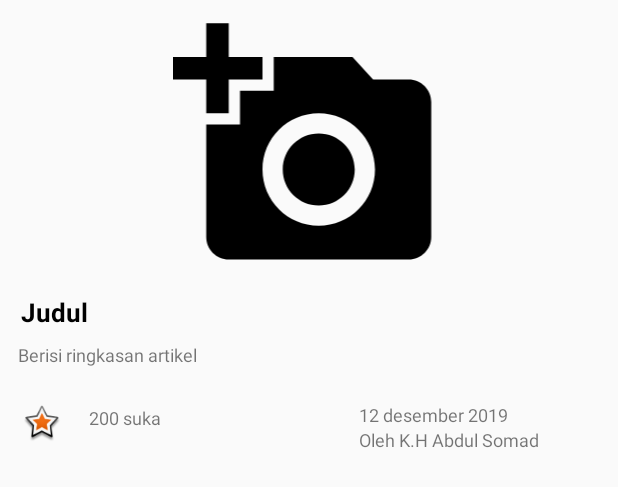
After one commit to ShoumHome-FinalProjectIF18A/shoumhome, an Android app: the layout list_artikel.xml on its own in the app's theme, with its tools: preview values and no code run, on a phone screen of 412 x 824 dp. The commit adds this screen. Shown: the top 487 px of the screen. Run offline under Robolectric (Android 15) with nearby library versions, the phone set to English and light mode, and no system bars.

Commit message:
pembuatan recyclerview list artikel
1. Membuat desain activity list artikel islamiah
2.  Membuat recycler view list artikel
3. Membuat listArtikelAdapter

```diff
--- /dev/null
+++ b/ShoumHome-android/app/src/main/res/drawable/foto.xml
@@ -0,0 +1,9 @@
+<vector xmlns:android="http://schemas.android.com/apk/res/android"
+        android:width="24dp"
+        android:height="24dp"
+        android:viewportWidth="24.0"
+        android:viewportHeight="24.0">
+    <path
+        android:fillColor="#FF000000"
+        android:pathData="M3,4L3,1h2v3h3v2L5,6v3L3,9L3,6L0,6L0,4h3zM6,10L6,7h3L9,4h7l1.83,2L21,6c1.1,0 2,0.9 2,2v12c0,1.1 -0.9,2 -2,2L5,22c-1.1,0 -2,-0.9 -2,-2L3,10h3zM13,19c2.76,0 5,-2.24 5,-5s-2.24,-5 -5,-5 -5,2.24 -5,5 2.24,5 5,5zM9.8,14c0,1.77 1.43,3.2 3.2,3.2s3.2,-1.43 3.2,-3.2 -1.43,-3.2 -3.2,-3.2 -3.2,1.43 -3.2,3.2z"/>
+</vector>
--- a/ShoumHome-android/app/src/main/res/layout/activity_maps_result.xml
+++ b/ShoumHome-android/app/src/main/res/layout/activity_maps_result.xml
@@ -110,6 +110,6 @@
 
     </LinearLayout>
 
-    <include layout="@layout/fragment_maps"/>
+    <include layout="@layout/fragment_maps" />
 
 </LinearLayout>
--- /dev/null
+++ b/ShoumHome-android/app/src/main/res/layout/list_artikel.xml
@@ -0,0 +1,116 @@
+<?xml version="1.0" encoding="utf-8"?>
+<RelativeLayout
+    xmlns:android="http://schemas.android.com/apk/res/android"
+    xmlns:app="http://schemas.android.com/apk/res-auto"
+    android:layout_width="match_parent"
+    android:layout_height="wrap_content"
+    android:id="@+id/layout_list_artikel"
+    android:padding="8dp">
+
+    <ImageView
+        android:id="@+id/I_Judul"
+        android:layout_width="403dp"
+        android:layout_marginLeft="6dp"
+        android:layout_marginRight="8dp"
+        android:layout_height="180dp"
+        android:src="@drawable/foto" />
+
+    <TextView
+        android:id="@+id/TV_Judul"
+        android:layout_width="wrap_content"
+        android:layout_height="wrap_content"
+        android:layout_below="@+id/I_Judul"
+        android:layout_alignParentStart="true"
+        android:layout_alignParentLeft="true"
+        android:layout_alignParentEnd="true"
+        android:layout_alignParentRight="true"
+        android:layout_marginStart="6dp"
+        android:layout_marginLeft="6dp"
+        android:layout_marginTop="8dp"
+        android:layout_marginEnd="8dp"
+        android:layout_marginRight="8dp"
+        android:text="Judul"
+        android:textColor="@color/Judul"
+        android:textSize="17dp"
+        android:textStyle="bold" />
+
+    <TextView
+        android:id="@+id/TV_Ringkasan"
+        android:layout_width="wrap_content"
+        android:layout_height="wrap_content"
+        android:layout_below="@+id/TV_Judul"
+        android:layout_alignParentStart="true"
+        android:layout_alignParentLeft="true"
+        android:layout_alignParentEnd="true"
+        android:layout_alignParentRight="true"
+        android:layout_marginStart="4dp"
+        android:layout_marginLeft="4dp"
+        android:layout_marginTop="8dp"
+        android:layout_marginEnd="8dp"
+        android:layout_marginRight="8dp"
+        android:maxLines="2"
+        android:ellipsize="end"
+        android:text="Berisi ringkasan artikel"
+        android:textSize="12dp" />
+
+    <ImageView
+        android:id="@+id/I_Like"
+        android:layout_width="32dp"
+        android:layout_height="25dp"
+        android:layout_below="@+id/TV_Ringkasan"
+        android:layout_alignStart="@+id/TV_Ringkasan"
+        android:layout_alignLeft="@+id/TV_Ringkasan"
+        android:layout_marginStart="0dp"
+        android:layout_marginLeft="0dp"
+        android:layout_marginTop="25dp"
+        app:srcCompat="@android:drawable/star_big_on" />
+
+
+    <TextView
+        android:id="@+id/TV_Like"
+        android:layout_width="100dp"
+        android:layout_height="27dp"
+        android:layout_below="@+id/TV_Ringkasan"
+        android:layout_marginStart="15dp"
+        android:layout_marginLeft="20dp"
+        android:layout_marginTop="25dp"
+        android:textSize="12dp"
+        android:layout_toEndOf="@+id/I_Like"
+        android:layout_toRightOf="@+id/I_Like"
+        android:hint="hint"
+        android:text="200 suka" />
+
+    <TextView
+        android:id="@+id/TV_Tanggal"
+        android:layout_width="wrap_content"
+        android:layout_height="wrap_content"
+        android:layout_alignEnd="@+id/TV_Ringkasan"
+        android:layout_alignRight="@+id/TV_Ringkasan"
+        android:layout_alignParentTop="true"
+        android:layout_marginStart="80dp"
+        android:layout_marginLeft="80dp"
+        android:layout_marginTop="260dp"
+        android:layout_marginEnd="0dp"
+        android:layout_marginRight="0dp"
+        android:textSize="12dp"
+        android:layout_toEndOf="@+id/TV_Like"
+        android:layout_toRightOf="@+id/TV_Like"
+        android:text="12 desember 2019" />
+
+    <TextView
+        android:id="@+id/TV_Ustad"
+        android:layout_width="wrap_content"
+        android:layout_height="wrap_content"
+        android:layout_below="@+id/TV_Tanggal"
+        android:layout_alignEnd="@+id/TV_Ringkasan"
+        android:layout_alignRight="@+id/TV_Ringkasan"
+        android:layout_marginStart="80dp"
+        android:layout_marginLeft="80dp"
+        android:layout_marginEnd="0dp"
+        android:layout_marginRight="0dp"
+        android:layout_toEndOf="@+id/TV_Like"
+        android:layout_toRightOf="@+id/TV_Like"
+        android:text="Oleh K.H Abdul Somad"
+        android:textSize="12dp" />
+
+</RelativeLayout>
--- a/ShoumHome-android/app/src/main/res/values/colors.xml
+++ b/ShoumHome-android/app/src/main/res/values/colors.xml
@@ -3,4 +3,7 @@
     <color name="colorPrimary">#6200EE</color>
     <color name="colorPrimaryDark">#3700B3</color>
     <color name="colorAccent">#03DAC5</color>
+    <color name="Judul">#000000</color>
+    <color name="wrnputih">#F6F5F5</color>
+    <color name="hitm">#000000</color>
 </resources>
```
Also changed, not shown: ShoumHome-android/app/src/main/AndroidManifest.xml (+6 -7 lines), ShoumHome-android/app/src/main/java/id/dwichan/shoumhome/Artikel_Islami.java (added, +14 -0 lines), ShoumHome-android/app/src/main/java/id/dwichan/shoumhome/activityHandler/ArtikelActivity.java (added, +69 -0 lines), ShoumHome-android/app/src/main/java/id/dwichan/shoumhome/adapters/ListArtikelAdapter.java (added, +90 -0 lines), ShoumHome-android/app/src/main/res/layout/activity_artikel__islami.xml (added, +16 -0 lines), ShoumHome-android/app/src/main/res/layout/login_main.xml (+8 -8 lines).
